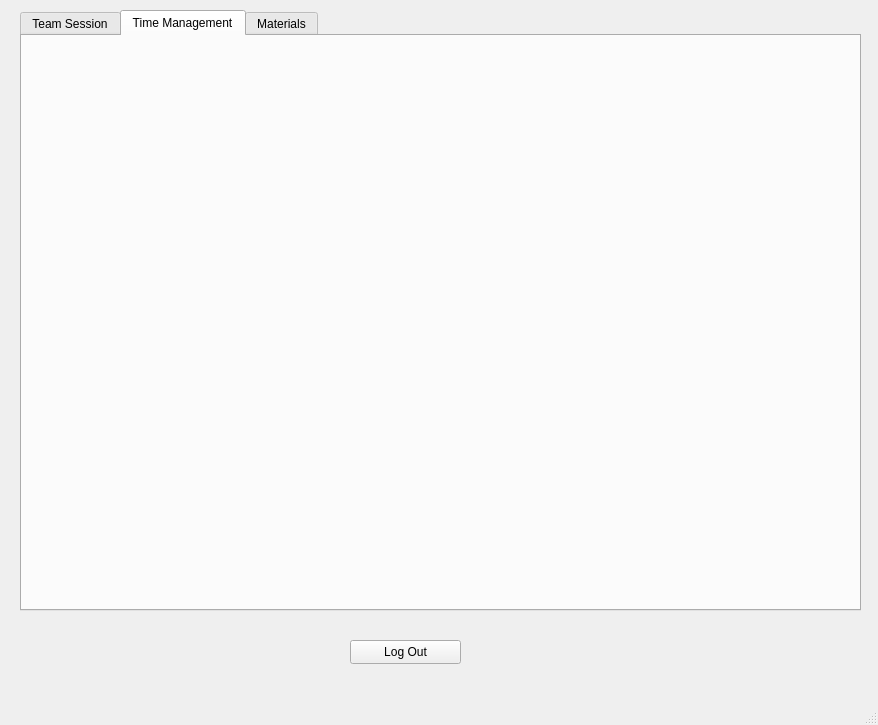
This is gui_main_window.ui in zgjimzhubajj/Student-Assistant as Qt 5 draws it before an edit. The edited form follows.
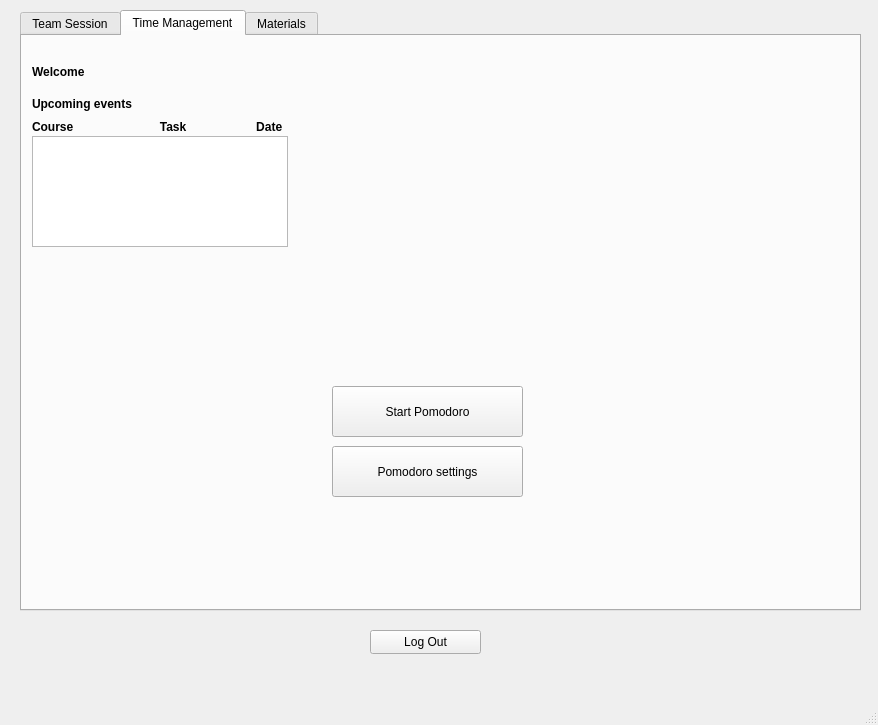
This is the edited form. The open tabs and pages were chosen to show the change.

Commit message: Add welcome message and reminder section (not final) for the main window

```diff
--- a/gui_main_window.ui
+++ b/gui_main_window.ui
@@ -172,6 +172,99 @@
      <attribute name="title">
       <string>Time Management</string>
      </attribute>
+     <widget class="QPushButton" name="pushButton">
+      <property name="geometry">
+       <rect>
+        <x>310</x>
+        <y>350</y>
+        <width>191</width>
+        <height>51</height>
+       </rect>
+      </property>
+      <property name="text">
+       <string>Start Pomodoro</string>
+      </property>
+     </widget>
+     <widget class="QPushButton" name="pushButton_2">
+      <property name="geometry">
+       <rect>
+        <x>310</x>
+        <y>410</y>
+        <width>191</width>
+        <height>51</height>
+       </rect>
+      </property>
+      <property name="text">
+       <string>Pomodoro settings</string>
+      </property>
+     </widget>
+     <widget class="QLabel" name="lbl_tm_welcome">
+      <property name="geometry">
+       <rect>
+        <x>10</x>
+        <y>10</y>
+        <width>111</width>
+        <height>51</height>
+       </rect>
+      </property>
+      <property name="font">
+       <font>
+        <weight>75</weight>
+        <bold>true</bold>
+       </font>
+      </property>
+      <property name="text">
+       <string>Welcome</string>
+      </property>
+     </widget>
+     <widget class="QLabel" name="lbl_tm_course_task_date">
+      <property name="geometry">
+       <rect>
+        <x>10</x>
+        <y>70</y>
+        <width>261</width>
+        <height>41</height>
+       </rect>
+      </property>
+      <property name="font">
+       <font>
+        <weight>75</weight>
+        <bold>true</bold>
+       </font>
+      </property>
+      <property name="text">
+       <string>Course                          Task                     Date</string>
+      </property>
+     </widget>
+     <widget class="QListWidget" name="list_widget_tm_example">
+      <property name="geometry">
+       <rect>
+        <x>10</x>
+        <y>100</y>
+        <width>256</width>
+        <height>111</height>
+       </rect>
+      </property>
+     </widget>
+     <widget class="QLabel" name="lbl_tm_upcoming_events">
+      <property name="geometry">
+       <rect>
+        <x>10</x>
+        <y>60</y>
+        <width>111</width>
+        <height>16</height>
+       </rect>
+      </property>
+      <property name="font">
+       <font>
+        <weight>75</weight>
+        <bold>true</bold>
+       </font>
+      </property>
+      <property name="text">
+       <string>Upcoming events</string>
+      </property>
+     </widget>
     </widget>
     <widget class="QWidget" name="tab_material">
      <attribute name="title">
@@ -182,8 +275,8 @@
    <widget class="QPushButton" name="btn_log_out">
     <property name="geometry">
      <rect>
-      <x>350</x>
-      <y>640</y>
+      <x>370</x>
+      <y>630</y>
       <width>111</width>
       <height>24</height>
      </rect>
```
Left out of the diff: 4 changed lines with no effect on the pictures. The commit also changes 10 other files.
